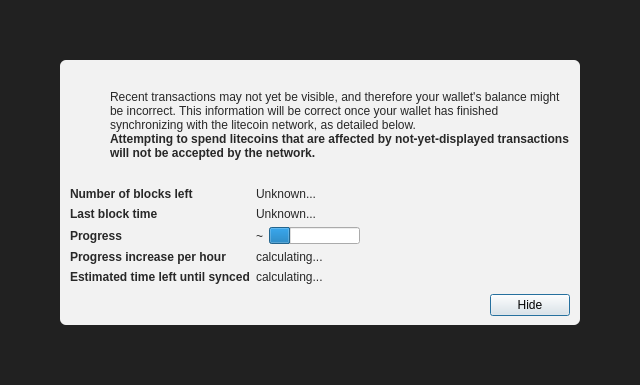
dmineglobal/techsnetworkcoin, file src/qt/forms/modaloverlay.ui: the form before one commit.
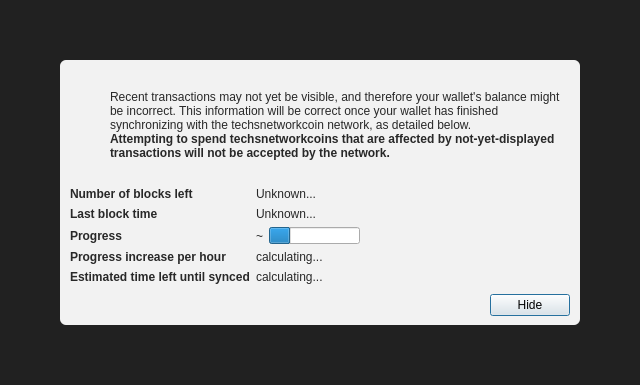
The form after the commit. Icons and pictures are not drawn. Custom widgets are drawn as their Qt base class.

The edit to the form file:
```diff
--- a/src/qt/forms/modaloverlay.ui
+++ b/src/qt/forms/modaloverlay.ui
@@ -130,7 +130,7 @@
              <item>
               <widget class="QLabel" name="infoText">
                <property name="text">
-                <string>Recent transactions may not yet be visible, and therefore your wallet's balance might be incorrect. This information will be correct once your wallet has finished synchronizing with the litecoin network, as detailed below.</string>
+                <string>Recent transactions may not yet be visible, and therefore your wallet's balance might be incorrect. This information will be correct once your wallet has finished synchronizing with the techsnetworkcoin network, as detailed below.</string>
                </property>
                <property name="textFormat">
                 <enum>Qt::RichText</enum>
@@ -149,7 +149,7 @@
                 </font>
                </property>
                <property name="text">
-                <string>Attempting to spend litecoins that are affected by not-yet-displayed transactions will not be accepted by the network.</string>
+                <string>Attempting to spend techsnetworkcoins that are affected by not-yet-displayed transactions will not be accepted by the network.</string>
                </property>
                <property name="textFormat">
                 <enum>Qt::RichText</enum>
```
